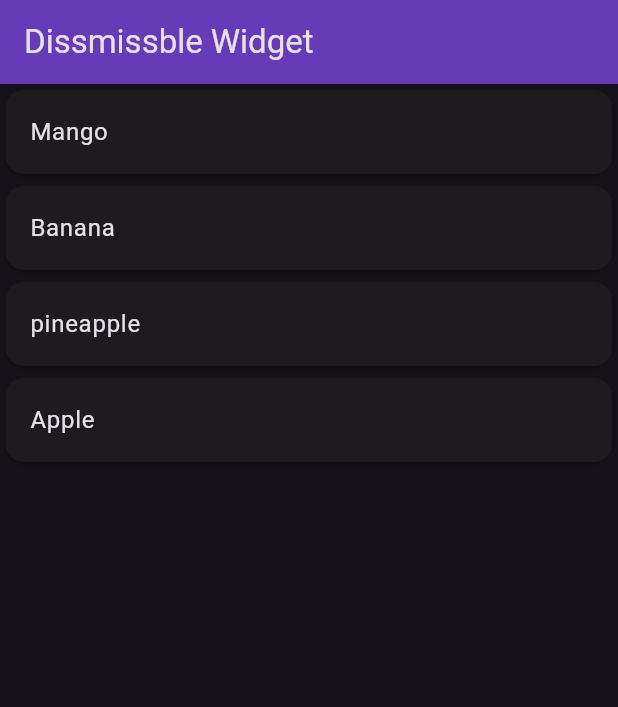
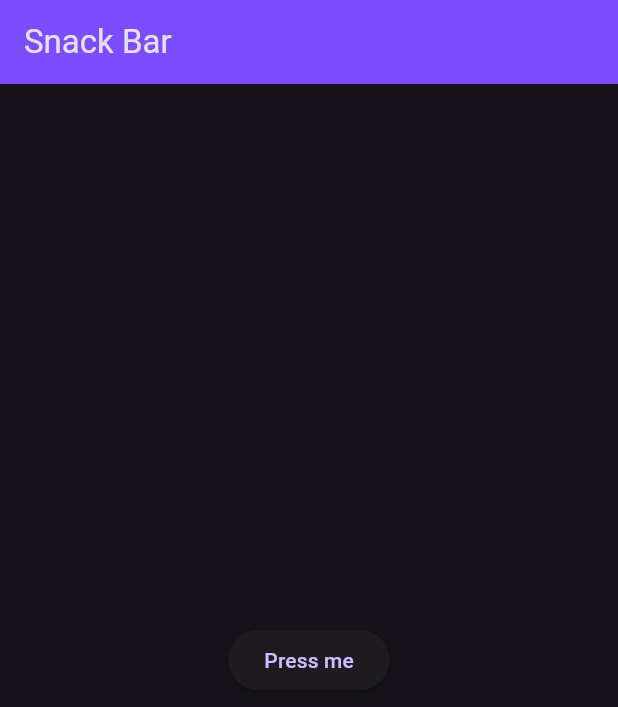
Before and after one commit to mohibansaricode/flutter30Days30Concepts, a Flutter app: the screen it shows after launch, on a phone screen of 412 x 824 dp. Shown: the top 707 px of the screen. Run offline on Flutter 3.47's test engine with Material 3 defaults, Android fonts, the phone set to English and light mode, and no system bars.

Commit message:
snack bar

```diff
--- a/lib/main.dart
+++ b/lib/main.dart
@@ -24,7 +24,7 @@ class MyApp extends StatelessWidget {
       // home: ContainerSizedbox(),
       // home: RowsColums(),
       // home: Buttons(),
-      home: DismissibleWidget(),
+      home: BottomSnack(),
     );
   }
 }
--- a/lib/widgets/snack_bar.dart
+++ b/lib/widgets/snack_bar.dart
@@ -1,36 +1,36 @@
-// import 'package:flutter/material.dart';
+import 'package:flutter/material.dart';
 
-// class BottomSnack extends StatefulWidget {
-//   const BottomSnack({super.key});
+class BottomSnack extends StatefulWidget {
+  const BottomSnack({super.key});
 
-//   @override
-//   State<BottomSnack> createState() => _SnackBarState();
-// }
+  @override
+  State<BottomSnack> createState() => _SnackBarState();
+}
 
-// class _SnackBarState extends State<BottomSnack> {
-//   @override
-//   Widget build(BuildContext context) {
-//     return Scaffold(
-//       appBar: AppBar(
-//         title: Text("Snack Bar"),
-//         backgroundColor: Colors.deepPurpleAccent,
-//       ),
-//       body: Center(
-//         child: ElevatedButton(
-//           onPressed: () {
-//             final snackBar = SnackBar(
-//               duration: const Duration(milliseconds: 1000),
-//               shape: RoundedRectangleBorder(
-//                 borderRadius: BorderRadius.circular(20),
-//               ),
-//               behavior: SnackBarBehavior.floating,
-//               content: Text("This is a snack bar"),
-//             );
-//             ScaffoldMessenger.of(context).showSnackBar(snackBar);
-//           },
-//           child: Text("Press me"),
-//         ),
-//       ),
-//     );
-//   }
-// }
+class _SnackBarState extends State<BottomSnack> {
+  @override
+  Widget build(BuildContext context) {
+    return Scaffold(
+      appBar: AppBar(
+        title: Text("Snack Bar"),
+        backgroundColor: Colors.deepPurpleAccent,
+      ),
+      body: Center(
+        child: ElevatedButton(
+          onPressed: () {
+            final snackBar = SnackBar(
+              duration: const Duration(milliseconds: 1000),
+              shape: RoundedRectangleBorder(
+                borderRadius: BorderRadius.circular(20),
+              ),
+              behavior: SnackBarBehavior.floating,
+              content: Text("This is a snack bar"),
+            );
+            ScaffoldMessenger.of(context).showSnackBar(snackBar);
+          },
+          child: Text("Press me"),
+        ),
+      ),
+    );
+  }
+}
```
